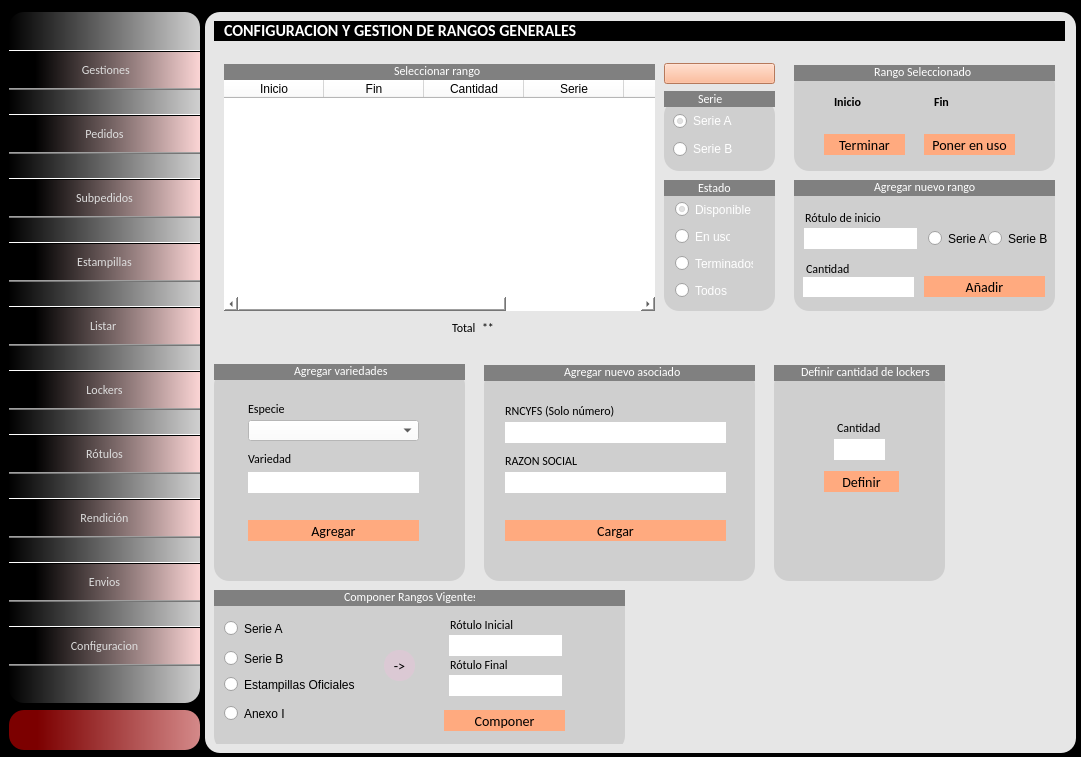
Old version of the form main.ui in the repository zenfranco/gestion_rotulos_psql.
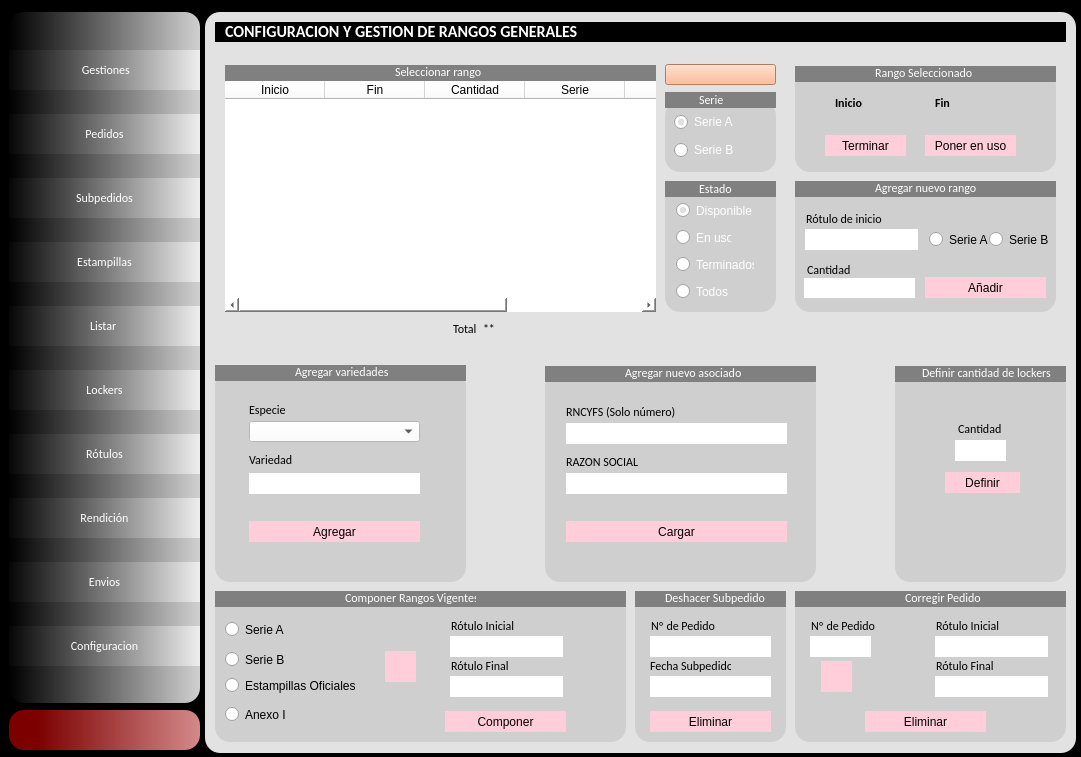
New version of the form. The open tabs and pages were chosen to show the change. Icons and pictures are not drawn.

Commit message: SE AGREGA LA FUNCION DE ELIMINAR LINEAS EN LA TABLA ESTAMPILLAS

Patch:
```diff
--- a/main.ui
+++ b/main.ui
@@ -77,21 +77,25 @@
 }
 
 QPushButton{
+color: rgb(255, 255, 255);
+	background-color: qlineargradient(spread:pad, x1:0, y1:0, x2:1, y2:0, stop:0 rgba(0, 0, 0, 255), stop:1 rgba(244, 244, 244, 255));
+border:0px;
+
+}
+
+
+QPushButton:hover{
+
+
 color: rgb(221, 221, 221);
 	background-color: qlineargradient(spread:pad, x1:0, y1:0, x2:1, y2:0, stop:0.147727 rgba(0, 0, 0, 255), stop:1 rgba(255, 216, 216, 255));
-
+border:0px;
 }
 
-
-QPushButton:hover{
-color: rgb(255, 255, 255);
-	background-color: qlineargradient(spread:pad, x1:0, y1:0, x2:1, y2:0, stop:0 rgba(0, 0, 0, 255), stop:1 rgba(208, 208, 208, 255));
-
-
-}</string>
+</string>
     </property>
     <property name="frameShape">
-     <enum>QFrame::StyledPanel</enum>
+     <enum>QFrame::NoFrame</enum>
     </property>
     <property name="frameShadow">
      <enum>QFrame::Raised</enum>
@@ -418,23 +422,34 @@
     </property>
     <property name="styleSheet">
      <string notr="true">QFrame{
-border-radius:15px;
+
+	border-radius:15px;
 	
-	background-color: rgb(230, 230, 230);
+	
+	background-color: rgb(226, 226, 226);
 }
 QComboBox{
 background-color: rgb(255, 255, 255);
 }</string>
     </property>
     <property name="frameShape">
-     <enum>QFrame::StyledPanel</enum>
+     <enum>QFrame::NoFrame</enum>
     </property>
     <property name="frameShadow">
      <enum>QFrame::Raised</enum>
     </property>
-    <layout class="QHBoxLayout" name="horizontalLayout_2">
-     <item>
+    <property name="lineWidth">
+     <number>0</number>
+    </property>
       <widget class="QStackedWidget" name="stackedWidget">
+     <property name="geometry">
+      <rect>
+       <x>10</x>
+       <y>10</y>
+       <width>851</width>
+       <height>721</height>
+      </rect>
+     </property>
        <property name="styleSheet">
         <string notr="true"/>
        </property>
@@ -2153,152 +2168,6 @@
             </property>
            </widget>
           </widget>
-          <widget class="QFrame" name="frame_14">
-           <property name="geometry">
-            <rect>
-             <x>660</x>
-             <y>220</y>
-             <width>151</width>
-             <height>191</height>
-            </rect>
-           </property>
-           <property name="styleSheet">
-            <string notr="true">QFrame{
-background-color: rgb(190, 190, 190);
-border-radius:15px;
-}</string>
-           </property>
-           <property name="frameShape">
-            <enum>QFrame::StyledPanel</enum>
-           </property>
-           <property name="frameShadow">
-            <enum>QFrame::Raised</enum>
-           </property>
-           <widget class="QFrame" name="frame_77">
-            <property name="geometry">
-             <rect>
-              <x>0</x>
-              <y>0</y>
-              <width>151</width>
-              <height>16</height>
-             </rect>
-            </property>
-            <property name="styleSheet">
-             <string notr="true">background:grey;
-border-radius:15px;
-</string>
-            </property>
-            <property name="frameShape">
-             <enum>QFrame::StyledPanel</enum>
-            </property>
-            <property name="frameShadow">
-             <enum>QFrame::Raised</enum>
-            </property>
-            <widget class="QLabel" name="label_153">
-             <property name="geometry">
-              <rect>
-               <x>30</x>
-               <y>-1</y>
-               <width>101</width>
-               <height>16</height>
-              </rect>
-             </property>
-             <property name="styleSheet">
-              <string notr="true">color:rgb(255, 255, 255);</string>
-             </property>
-             <property name="text">
-              <string>Deshacer Subpedido</string>
-             </property>
-            </widget>
-           </widget>
-           <widget class="QLabel" name="label_11">
-            <property name="geometry">
-             <rect>
-              <x>15</x>
-              <y>37</y>
-              <width>71</width>
-              <height>30</height>
-             </rect>
-            </property>
-            <property name="font">
-             <font>
-              <family>Calibri</family>
-              <pointsize>11</pointsize>
-             </font>
-            </property>
-            <property name="text">
-             <string>N° Pedido</string>
-            </property>
-           </widget>
-           <widget class="QLineEdit" name="txt_num_deshacer">
-            <property name="geometry">
-             <rect>
-              <x>15</x>
-              <y>63</y>
-              <width>121</width>
-              <height>21</height>
-             </rect>
-            </property>
-            <property name="styleSheet">
-             <string notr="true">background-color: rgb(255, 255, 255);</string>
-            </property>
-           </widget>
-           <widget class="QLabel" name="label_17">
-            <property name="geometry">
-             <rect>
-              <x>15</x>
-              <y>87</y>
-              <width>111</width>
-              <height>30</height>
-             </rect>
-            </property>
-            <property name="font">
-             <font>
-              <family>Calibri</family>
-              <pointsize>11</pointsize>
-             </font>
-            </property>
-            <property name="text">
-             <string>Fecha Subpedido</string>
-            </property>
-           </widget>
-           <widget class="QLineEdit" name="txt_fecha_deshacer">
-            <property name="geometry">
-             <rect>
-              <x>15</x>
-              <y>113</y>
-              <width>121</width>
-              <height>21</height>
-             </rect>
-            </property>
-            <property name="styleSheet">
-             <string notr="true">background-color: rgb(255, 255, 255);</string>
-            </property>
-           </widget>
-           <widget class="QPushButton" name="btn_deshacer">
-            <property name="geometry">
-             <rect>
-              <x>15</x>
-              <y>147</y>
-              <width>121</width>
-              <height>21</height>
-             </rect>
-            </property>
-            <property name="styleSheet">
-             <string notr="true">QPushButton{
-background-color: rgb(255, 170, 127);
-
-}
-QPushButton:hover{
-background-color: rgb(212, 141, 105);
-
-}</string>
-            </property>
-            <property name="text">
-             <string>Deshacer</string>
-            </property>
-           </widget>
-          </widget>
           <widget class="QFrame" name="frame_19">
            <property name="geometry">
             <rect>
@@ -5444,10 +5313,13 @@
 background-color: rgb(207, 207, 207);
 }
 QPushButton{
-border-radius:15px;
-background:#DBC9D4;
-font-family: Calibri;
-font-size:14px;
+
+background-color: rgb(255, 206, 218);
+border:1px;
+}
+QPushButton:hover{
+background-color: rgb(255, 152, 162);
+
 }</string>
           </property>
           <property name="frameShape">
@@ -5508,14 +5380,7 @@
             </rect>
            </property>
            <property name="styleSheet">
-            <string notr="true">QPushButton{
-background-color: rgb(255, 170, 127);
-
-}
-QPushButton:hover{
-background-color: rgb(212, 141, 105);
-
-}</string>
+          <string notr="true"/>
            </property>
            <property name="text">
             <string>Terminar</string>
@@ -5531,14 +5396,7 @@
             </rect>
            </property>
            <property name="styleSheet">
-            <string notr="true">QPushButton{
-background-color: rgb(255, 170, 127);
-
-}
-QPushButton:hover{
-background-color: rgb(212, 141, 105);
-
-}</string>
+          <string notr="true"/>
            </property>
            <property name="text">
             <string>Poner en uso</string>
@@ -5705,7 +5563,7 @@
          <widget class="QFrame" name="frame_54">
           <property name="geometry">
            <rect>
-            <x>280</x>
+          <x>340</x>
             <y>350</y>
             <width>271</width>
             <height>211</height>
@@ -5717,10 +5575,13 @@
 background-color: rgb(207, 207, 207);
 }
 QPushButton{
-border-radius:15px;
-background:#DBC9D4;
-font-family: Calibri;
-font-size:14px;
+
+background-color: rgb(255, 206, 218);
+border:1px;
+}
+QPushButton:hover{
+background-color: rgb(255, 152, 162);
+
 }</string>
           </property>
           <property name="frameShape">
@@ -5739,14 +5600,7 @@
             </rect>
            </property>
            <property name="styleSheet">
-            <string notr="true">QPushButton{
-background-color: rgb(255, 170, 127);
-
-}
-QPushButton:hover{
-background-color: rgb(212, 141, 105);
-
-}</string>
+          <string notr="true"/>
            </property>
            <property name="text">
             <string>Cargar</string>
@@ -5802,7 +5656,7 @@
          <widget class="QFrame" name="frame_55">
           <property name="geometry">
            <rect>
-            <x>280</x>
+          <x>340</x>
             <y>345</y>
             <width>271</width>
             <height>16</height>
@@ -5851,10 +5705,13 @@
 background-color: rgb(207, 207, 207);
 }
 QPushButton{
-border-radius:15px;
-background:#DBC9D4;
-font-family: Calibri;
-font-size:14px;
+
+background-color: rgb(255, 206, 218);
+border:1px;
+}
+QPushButton:hover{
+background-color: rgb(255, 152, 162);
+
 }</string>
           </property>
           <property name="frameShape">
@@ -5873,14 +5730,7 @@
             </rect>
            </property>
            <property name="styleSheet">
-            <string notr="true">QPushButton{
-background-color: rgb(255, 170, 127);
-
-}
-QPushButton:hover{
-background-color: rgb(212, 141, 105);
-
-}</string>
+          <string notr="true"/>
            </property>
            <property name="text">
             <string>Añadir</string>
@@ -6036,7 +5886,7 @@
          <widget class="QFrame" name="frame_59">
           <property name="geometry">
            <rect>
-            <x>570</x>
+          <x>690</x>
             <y>350</y>
             <width>171</width>
             <height>211</height>
@@ -6048,10 +5898,13 @@
 background-color: rgb(207, 207, 207);
 }
 QPushButton{
-border-radius:15px;
-background:#DBC9D4;
-font-family: Calibri;
-font-size:14px;
+
+background-color: rgb(255, 206, 218);
+border:1px;
+}
+QPushButton:hover{
+background-color: rgb(255, 152, 162);
+
 }</string>
           </property>
           <property name="frameShape">
@@ -6070,14 +5923,7 @@
             </rect>
            </property>
            <property name="styleSheet">
-            <string notr="true">QPushButton{
-background-color: rgb(255, 170, 127);
-
-}
-QPushButton:hover{
-background-color: rgb(212, 141, 105);
-
-}</string>
+          <string notr="true"/>
            </property>
            <property name="text">
             <string>Definir</string>
@@ -6110,7 +5956,7 @@
          <widget class="QFrame" name="frame_60">
           <property name="geometry">
            <rect>
-            <x>570</x>
+          <x>690</x>
             <y>345</y>
             <width>171</width>
             <height>16</height>
@@ -6159,10 +6005,13 @@
 background-color: rgb(207, 207, 207);
 }
 QPushButton{
-border-radius:15px;
-background:#DBC9D4;
-font-family: Calibri;
-font-size:14px;
+
+background-color: rgb(255, 206, 218);
+border:1px;
+}
+QPushButton:hover{
+background-color: rgb(255, 152, 162);
+
 }</string>
           </property>
           <property name="frameShape">
@@ -6181,14 +6030,7 @@
             </rect>
            </property>
            <property name="styleSheet">
-            <string notr="true">QPushButton{
-background-color: rgb(255, 170, 127);
-
-}
-QPushButton:hover{
-background-color: rgb(212, 141, 105);
-
-}</string>
+          <string notr="true"/>
            </property>
            <property name="text">
             <string>Agregar</string>
@@ -6309,7 +6151,7 @@
             <x>10</x>
             <y>570</y>
             <width>411</width>
-            <height>161</height>
+          <height>151</height>
            </rect>
           </property>
           <property name="styleSheet">
@@ -6318,10 +6160,13 @@
 background-color: rgb(207, 207, 207);
 }
 QPushButton{
-border-radius:15px;
-background:#DBC9D4;
-font-family: Calibri;
-font-size:14px;
+
+background-color: rgb(255, 206, 218);
+border:1px;
+}
+QPushButton:hover{
+background-color: rgb(255, 152, 162);
+
 }</string>
           </property>
           <property name="frameShape">
@@ -6340,14 +6185,7 @@
             </rect>
            </property>
            <property name="styleSheet">
-            <string notr="true">QPushButton{
-background-color: rgb(255, 170, 127);
-
-}
-QPushButton:hover{
-background-color: rgb(212, 141, 105);
-
-}</string>
+          <string notr="true"/>
            </property>
            <property name="text">
             <string>Componer</string>
@@ -6498,7 +6336,332 @@
             </rect>
            </property>
            <property name="text">
-            <string>-&gt;</string>
+          <string/>
+         </property>
+         <property name="icon">
+          <iconset>
+           <normaloff>icons/arrow.png</normaloff>icons/arrow.png</iconset>
+         </property>
+         <property name="iconSize">
+          <size>
+           <width>32</width>
+           <height>32</height>
+          </size>
+         </property>
+        </widget>
+       </widget>
+       <widget class="QFrame" name="frame_14">
+        <property name="geometry">
+         <rect>
+          <x>430</x>
+          <y>570</y>
+          <width>151</width>
+          <height>151</height>
+         </rect>
+        </property>
+        <property name="styleSheet">
+         <string notr="true">QFrame
+{
+background-color: rgb(207, 207, 207);
+}
+QPushButton{
+
+background-color: rgb(255, 206, 218);
+border:1px;
+}
+QPushButton:hover{
+background-color: rgb(255, 152, 162);
+
+}</string>
+        </property>
+        <property name="frameShape">
+         <enum>QFrame::StyledPanel</enum>
+        </property>
+        <property name="frameShadow">
+         <enum>QFrame::Raised</enum>
+        </property>
+        <widget class="QFrame" name="frame_77">
+         <property name="geometry">
+          <rect>
+           <x>0</x>
+           <y>0</y>
+           <width>151</width>
+           <height>16</height>
+          </rect>
+         </property>
+         <property name="styleSheet">
+          <string notr="true">background:grey;
+border-radius:15px;
+</string>
+         </property>
+         <property name="frameShape">
+          <enum>QFrame::StyledPanel</enum>
+         </property>
+         <property name="frameShadow">
+          <enum>QFrame::Raised</enum>
+         </property>
+         <widget class="QLabel" name="label_153">
+          <property name="geometry">
+           <rect>
+            <x>30</x>
+            <y>-1</y>
+            <width>101</width>
+            <height>16</height>
+           </rect>
+          </property>
+          <property name="styleSheet">
+           <string notr="true">color:rgb(255, 255, 255);</string>
+          </property>
+          <property name="text">
+           <string>Deshacer Subpedido</string>
+          </property>
+         </widget>
+        </widget>
+        <widget class="QLineEdit" name="txt_num_deshacer">
+         <property name="geometry">
+          <rect>
+           <x>15</x>
+           <y>45</y>
+           <width>121</width>
+           <height>21</height>
+          </rect>
+         </property>
+         <property name="styleSheet">
+          <string notr="true">background-color: rgb(255, 255, 255);</string>
+         </property>
+        </widget>
+        <widget class="QLineEdit" name="txt_fecha_deshacer">
+         <property name="geometry">
+          <rect>
+           <x>15</x>
+           <y>85</y>
+           <width>121</width>
+           <height>21</height>
+          </rect>
+         </property>
+         <property name="styleSheet">
+          <string notr="true">background-color: rgb(255, 255, 255);</string>
+         </property>
+        </widget>
+        <widget class="QPushButton" name="btn_deshacer">
+         <property name="geometry">
+          <rect>
+           <x>15</x>
+           <y>120</y>
+           <width>121</width>
+           <height>21</height>
+          </rect>
+         </property>
+         <property name="styleSheet">
+          <string notr="true"/>
+         </property>
+         <property name="text">
+          <string>Eliminar</string>
+         </property>
+        </widget>
+        <widget class="QLabel" name="label_109">
+         <property name="geometry">
+          <rect>
+           <x>16</x>
+           <y>27</y>
+           <width>81</width>
+           <height>16</height>
+          </rect>
+         </property>
+         <property name="text">
+          <string>Nº de Pedido</string>
+         </property>
+        </widget>
+        <widget class="QLabel" name="label_112">
+         <property name="geometry">
+          <rect>
+           <x>15</x>
+           <y>67</y>
+           <width>81</width>
+           <height>16</height>
+          </rect>
+         </property>
+         <property name="text">
+          <string>Fecha Subpedido</string>
+         </property>
+        </widget>
+       </widget>
+       <widget class="QFrame" name="frame_100">
+        <property name="geometry">
+         <rect>
+          <x>590</x>
+          <y>570</y>
+          <width>271</width>
+          <height>151</height>
+         </rect>
+        </property>
+        <property name="styleSheet">
+         <string notr="true">QFrame
+{
+background-color: rgb(207, 207, 207);
+}
+QPushButton{
+
+background-color: rgb(255, 206, 218);
+border:1px;
+}
+QPushButton:hover{
+background-color: rgb(255, 152, 162);
+
+}</string>
+        </property>
+        <property name="frameShape">
+         <enum>QFrame::StyledPanel</enum>
+        </property>
+        <property name="frameShadow">
+         <enum>QFrame::Raised</enum>
+        </property>
+        <widget class="QFrame" name="frame_101">
+         <property name="geometry">
+          <rect>
+           <x>0</x>
+           <y>0</y>
+           <width>271</width>
+           <height>16</height>
+          </rect>
+         </property>
+         <property name="styleSheet">
+          <string notr="true">background:grey;
+border-radius:15px;
+</string>
+         </property>
+         <property name="frameShape">
+          <enum>QFrame::StyledPanel</enum>
+         </property>
+         <property name="frameShadow">
+          <enum>QFrame::Raised</enum>
+         </property>
+         <widget class="QLabel" name="label_162">
+          <property name="geometry">
+           <rect>
+            <x>110</x>
+            <y>-1</y>
+            <width>101</width>
+            <height>16</height>
+           </rect>
+          </property>
+          <property name="styleSheet">
+           <string notr="true">color:rgb(255, 255, 255);</string>
+          </property>
+          <property name="text">
+           <string>Corregir Pedido</string>
+          </property>
+         </widget>
+        </widget>
+        <widget class="QLineEdit" name="txt_num_deshacer_2">
+         <property name="geometry">
+          <rect>
+           <x>15</x>
+           <y>45</y>
+           <width>61</width>
+           <height>21</height>
+          </rect>
+         </property>
+         <property name="styleSheet">
+          <string notr="true">background-color: rgb(255, 255, 255);</string>
+         </property>
+        </widget>
+        <widget class="QPushButton" name="btn_deshacer_2">
+         <property name="geometry">
+          <rect>
+           <x>70</x>
+           <y>120</y>
+           <width>121</width>
+           <height>21</height>
+          </rect>
+         </property>
+         <property name="styleSheet">
+          <string notr="true"/>
+         </property>
+         <property name="text">
+          <string>Eliminar</string>
+         </property>
+        </widget>
+        <widget class="QLabel" name="label_114">
+         <property name="geometry">
+          <rect>
+           <x>16</x>
+           <y>27</y>
+           <width>81</width>
+           <height>16</height>
+          </rect>
+         </property>
+         <property name="text">
+          <string>Nº de Pedido</string>
+         </property>
+        </widget>
+        <widget class="QLineEdit" name="txt_final_componer_2">
+         <property name="geometry">
+          <rect>
+           <x>140</x>
+           <y>85</y>
+           <width>113</width>
+           <height>21</height>
+          </rect>
+         </property>
+        </widget>
+        <widget class="QLabel" name="label_115">
+         <property name="geometry">
+          <rect>
+           <x>141</x>
+           <y>27</y>
+           <width>81</width>
+           <height>16</height>
+          </rect>
+         </property>
+         <property name="text">
+          <string>Rótulo Inicial</string>
+         </property>
+        </widget>
+        <widget class="QLineEdit" name="txt_inicio_componer_2">
+         <property name="geometry">
+          <rect>
+           <x>140</x>
+           <y>45</y>
+           <width>113</width>
+           <height>21</height>
+          </rect>
+         </property>
+        </widget>
+        <widget class="QLabel" name="label_116">
+         <property name="geometry">
+          <rect>
+           <x>141</x>
+           <y>67</y>
+           <width>81</width>
+           <height>16</height>
+          </rect>
+         </property>
+         <property name="text">
+          <string>Rótulo Final</string>
+         </property>
+        </widget>
+        <widget class="QPushButton" name="btn_traer_rangos_2">
+         <property name="geometry">
+          <rect>
+           <x>26</x>
+           <y>70</y>
+           <width>31</width>
+           <height>31</height>
+          </rect>
+         </property>
+         <property name="text">
+          <string/>
+         </property>
+         <property name="icon">
+          <iconset>
+           <normaloff>icons/arrow.png</normaloff>icons/arrow.png</iconset>
+         </property>
+         <property name="iconSize">
+          <size>
+           <width>32</width>
+           <height>32</height>
+          </size>
            </property>
           </widget>
          </widget>
@@ -10587,8 +10750,6 @@
         </widget>
        </widget>
       </widget>
-     </item>
-    </layout>
    </widget>
    <widget class="QPushButton" name="btn_salir">
     <property name="geometry">
```
Left out of the diff: 506 changed lines with no effect on the pictures. Lines whose indentation alone changed are shown as unchanged. The commit also changes 6 other files.
